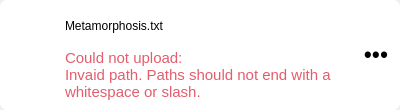
Qt form maestral/gui/resources/sync_issue_widget.ui (samschott/maestral) before a commit.
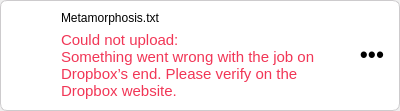
The same form after that commit.

Commit message: refinements to sync issues UI

```diff
--- a/maestral/gui/resources/sync_issue_widget.ui
+++ b/maestral/gui/resources/sync_issue_widget.ui
@@ -7,9 +7,27 @@
     <x>0</x>
     <y>0</y>
     <width>400</width>
-    <height>110</height>
+    <height>100</height>
    </rect>
   </property>
+  <property name="sizePolicy">
+   <sizepolicy hsizetype="Fixed" vsizetype="Fixed">
+    <horstretch>0</horstretch>
+    <verstretch>0</verstretch>
+   </sizepolicy>
+  </property>
+  <property name="minimumSize">
+   <size>
+    <width>400</width>
+    <height>0</height>
+   </size>
+  </property>
+  <property name="maximumSize">
+   <size>
+    <width>400</width>
+    <height>16777215</height>
+   </size>
+  </property>
   <property name="windowTitle">
    <string>Form</string>
   </property>
@@ -28,8 +46,15 @@
    </property>
    <item>
     <widget class="QFrame" name="frame">
+     <property name="sizePolicy">
+      <sizepolicy hsizetype="Preferred" vsizetype="MinimumExpanding">
+       <horstretch>0</horstretch>
+       <verstretch>0</verstretch>
+      </sizepolicy>
+     </property>
      <property name="styleSheet">
       <string notr="true">.QFrame {
+border: 1px solid rgb(205, 203, 205);
 background-color: rgb(255, 255, 255);
 border-radius: 7px;
 }</string>
@@ -40,25 +65,28 @@
      <property name="frameShadow">
       <enum>QFrame::Plain</enum>
      </property>
-     <layout class="QGridLayout" name="gridLayout_2">
-      <item row="0" column="1">
        <layout class="QGridLayout" name="gridLayout">
-        <item row="0" column="1">
-         <widget class="QLabel" name="pathLabel">
-          <property name="text">
-           <string>Metamorphosis.txt</string>
-          </property>
-         </widget>
-        </item>
+      <property name="leftMargin">
+       <number>7</number>
+      </property>
+      <property name="topMargin">
+       <number>10</number>
+      </property>
+      <property name="rightMargin">
+       <number>12</number>
+      </property>
+      <property name="bottomMargin">
+       <number>10</number>
+      </property>
         <item row="0" column="2" rowspan="2">
          <widget class="QPushButton" name="actionButton">
-          <property name="minimumSize">
-           <size>
-            <width>30</width>
-            <height>30</height>
-           </size>
-          </property>
-          <property name="maximumSize">
+        <property name="sizePolicy">
+         <sizepolicy hsizetype="Fixed" vsizetype="Fixed">
+          <horstretch>30</horstretch>
+          <verstretch>30</verstretch>
+         </sizepolicy>
+        </property>
+        <property name="minimumSize">
            <size>
             <width>30</width>
             <height>30</height>
@@ -80,45 +108,68 @@
           </property>
          </widget>
         </item>
-        <item row="0" column="0" rowspan="2">
-         <widget class="QLabel" name="iconLabel">
-          <property name="minimumSize">
-           <size>
-            <width>50</width>
-            <height>50</height>
-           </size>
-          </property>
-          <property name="maximumSize">
-           <size>
-            <width>50</width>
-            <height>50</height>
-           </size>
-          </property>
-          <property name="text">
-           <string/>
-          </property>
-         </widget>
-        </item>
         <item row="1" column="1">
          <widget class="QLabel" name="errorLabel">
+        <property name="sizePolicy">
+         <sizepolicy hsizetype="Preferred" vsizetype="MinimumExpanding">
+          <horstretch>0</horstretch>
+          <verstretch>0</verstretch>
+         </sizepolicy>
+        </property>
+        <property name="minimumSize">
+         <size>
+          <width>290</width>
+          <height>0</height>
+         </size>
+        </property>
           <property name="font">
            <font>
             <pointsize>11</pointsize>
            </font>
           </property>
           <property name="styleSheet">
-           <string notr="true">color: rgba(213, 0, 24, 162)</string>
+         <string notr="true">color: rgb(241, 54, 86)</string>
           </property>
           <property name="text">
            <string>Could not upload:
-Invaid path. Paths should not end with a whitespace or slash.</string>
+Something went wrong with the job on Dropbox’s end. Please verify on the Dropbox website.</string>
           </property>
           <property name="wordWrap">
            <bool>true</bool>
           </property>
          </widget>
         </item>
-       </layout>
+      <item row="0" column="1">
+       <widget class="QLabel" name="pathLabel">
+        <property name="maximumSize">
+         <size>
+          <width>16777215</width>
+          <height>20</height>
+         </size>
+        </property>
+        <property name="text">
+         <string>Metamorphosis.txt</string>
+        </property>
+       </widget>
+      </item>
+      <item row="0" column="0" rowspan="2" alignment="Qt::AlignHCenter">
+       <widget class="QLabel" name="iconLabel">
+        <property name="minimumSize">
+         <size>
+          <width>40</width>
+          <height>40</height>
+         </size>
+        </property>
+        <property name="maximumSize">
+         <size>
+          <width>40</width>
+          <height>40</height>
+         </size>
+        </property>
+        <property name="text">
+         <string/>
+        </property>
+       </widget>
       </item>
      </layout>
     </widget>
```
Lines whose indentation alone changed are shown as unchanged. The commit also changes 2 other files.
